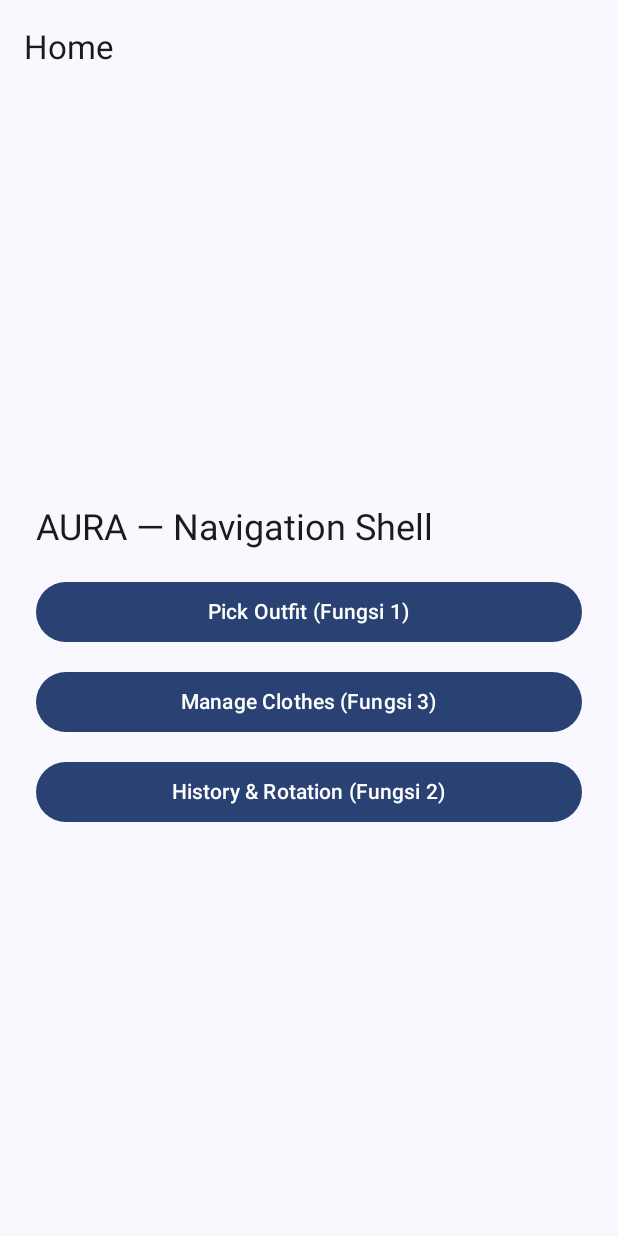
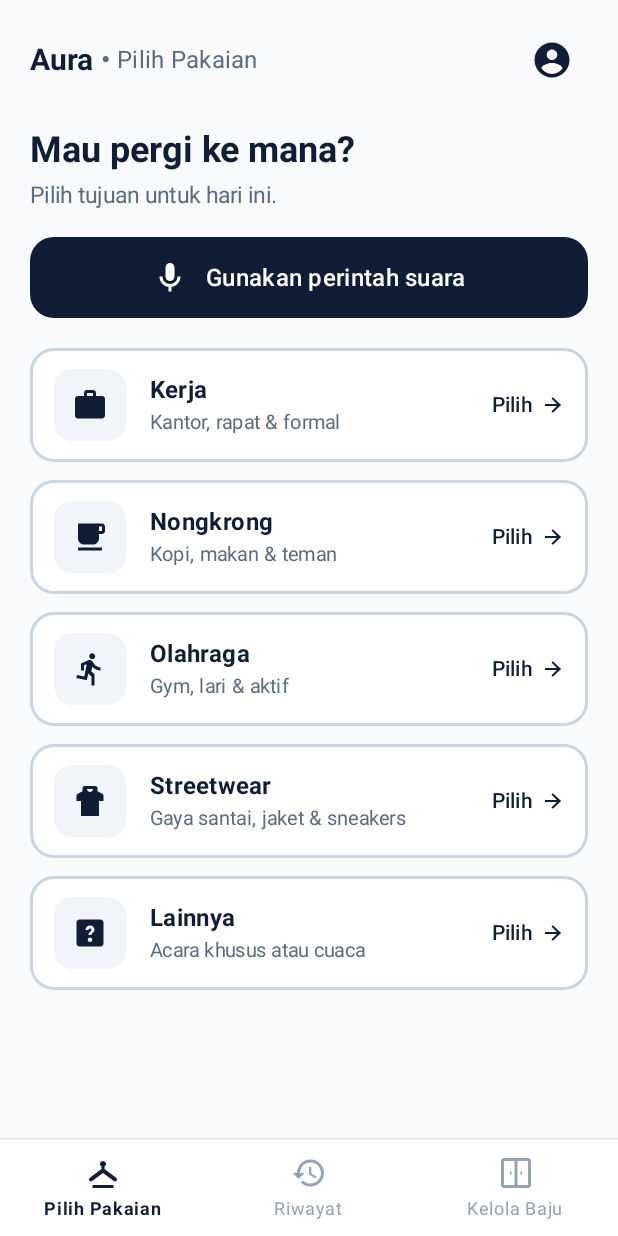
Before and after one commit to zuhdiarif/ProjectAkhirPapb, an Android app built with Jetpack Compose: the screen it shows after launch (MainActivity), after a tap on "Continue to Home (Dev Stub)", on a phone screen of 412 x 824 dp. Run offline under Robolectric (Android 15) with nearby library versions, the phone set to English and light mode, and no system bars.

Commit message:
feat(home): implement homepage layout

```diff
--- a/app/src/main/java/com/zuhdiarifazizi/projectakhirpapb/MainActivity.kt
+++ b/app/src/main/java/com/zuhdiarifazizi/projectakhirpapb/MainActivity.kt
@@ -4,16 +4,9 @@ import android.os.Bundle
 import androidx.activity.ComponentActivity
 import androidx.activity.compose.setContent
 import androidx.activity.enableEdgeToEdge
-import androidx.compose.foundation.layout.Arrangement
-import androidx.compose.foundation.layout.Column
-import androidx.compose.foundation.layout.Spacer
 import androidx.compose.foundation.layout.fillMaxSize
-import androidx.compose.foundation.layout.fillMaxWidth
-import androidx.compose.foundation.layout.height
 import androidx.compose.foundation.layout.padding
-import androidx.compose.material3.Button
 import androidx.compose.material3.ExperimentalMaterial3Api
-import androidx.compose.material3.MaterialTheme
 import androidx.compose.material3.Scaffold
 import androidx.compose.material3.Text
 import androidx.compose.material3.TextButton
@@ -25,16 +18,19 @@ import androidx.compose.runtime.mutableStateOf
 import androidx.compose.runtime.remember
 import androidx.compose.runtime.setValue
 import androidx.compose.ui.Modifier
-import androidx.compose.ui.unit.dp
 import androidx.lifecycle.viewmodel.compose.viewModel
 import com.zuhdiarifazizi.projectakhirpapb.data.classifier.DefaultClothingClassifier
+import com.zuhdiarifazizi.projectakhirpapb.data.repository.DefaultActivityCategoryRepository
 import com.zuhdiarifazizi.projectakhirpapb.data.repository.InMemoryAuthRepository
 import com.zuhdiarifazizi.projectakhirpapb.data.repository.InMemoryClothesRepository
 import com.zuhdiarifazizi.projectakhirpapb.data.repository.InMemoryOutfitRepository
 import com.zuhdiarifazizi.projectakhirpapb.ui.auth.AuthScreen
 import com.zuhdiarifazizi.projectakhirpapb.ui.auth.AuthViewModel
+import com.zuhdiarifazizi.projectakhirpapb.ui.components.AuraBottomNavigation
 import com.zuhdiarifazizi.projectakhirpapb.ui.history.HistoryScreen
 import com.zuhdiarifazizi.projectakhirpapb.ui.history.HistoryViewModel
+import com.zuhdiarifazizi.projectakhirpapb.ui.home.HomeScreen
+import com.zuhdiarifazizi.projectakhirpapb.ui.home.HomeViewModel
 import com.zuhdiarifazizi.projectakhirpapb.ui.manageclothes.ManageClothesScreen
 import com.zuhdiarifazizi.projectakhirpapb.ui.manageclothes.ManageClothesViewModel
 import com.zuhdiarifazizi.projectakhirpapb.ui.navigation.AuraDestination
@@ -62,6 +58,7 @@ fun AuraAppShell() {
     val clothesRepository = remember { InMemoryClothesRepository() }
     val outfitRepository = remember { InMemoryOutfitRepository() }
     val classifier = remember { DefaultClothingClassifier() }
+    val categoryRepository = remember { DefaultActivityCategoryRepository() }
 
     val authViewModel: AuthViewModel = viewModel { AuthViewModel(authRepository) }
     val manageViewModel: ManageClothesViewModel = viewModel {
@@ -74,25 +71,35 @@ fun AuraAppShell() {
         HistoryViewModel(clothesRepository, outfitRepository)
     }
     val voiceViewModel: VoiceViewModel = viewModel { VoiceViewModel() }
+    val homeViewModel: HomeViewModel = viewModel { HomeViewModel(categoryRepository) }
 
     val manageState by manageViewModel.uiState.collectAsState()
     val pickState by pickOutfitViewModel.uiState.collectAsState()
     val historyState by historyViewModel.uiState.collectAsState()
+    val homeState by homeViewModel.uiState.collectAsState()
 
     var currentDestination by remember { mutableStateOf(AuraDestination.AUTH) }
 
     Scaffold(
         modifier = Modifier.fillMaxSize(),
         topBar = {
-            if (currentDestination != AuraDestination.AUTH) {
+            if (currentDestination != AuraDestination.AUTH && currentDestination != AuraDestination.HOME) {
                 TopAppBar(
                     title = { Text(currentDestination.label) },
                     navigationIcon = {
-                        if (currentDestination != AuraDestination.HOME) {
-                            TextButton(onClick = { currentDestination = AuraDestination.HOME }) {
-                                Text("Back")
-                            }
+                        TextButton(onClick = { currentDestination = AuraDestination.HOME }) {
+                            Text("Back")
                         }
+                    }
+                )
+            }
+        },
+        bottomBar = {
+            if (currentDestination != AuraDestination.AUTH) {
+                AuraBottomNavigation(
+                    currentDestination = currentDestination,
+                    onNavigate = { destination ->
+                        currentDestination = destination
                     }
                 )
             }
@@ -104,8 +111,15 @@ fun AuraAppShell() {
                 onContinueDevStub = { currentDestination = AuraDestination.HOME },
                 modifier = screenModifier
             )
-            AuraDestination.HOME -> HomePlaceholderMenu(
-                onNavigate = { currentDestination = it },
+            AuraDestination.HOME -> HomeScreen(
+                uiState = homeState,
+                onCategoryClick = { category ->
+                    homeViewModel.selectCategory(category)
+                    currentDestination = AuraDestination.PICK_OUTFIT
+                },
+                onVoiceButtonClick = {
+                    homeViewModel.setVoiceListening(!homeState.isVoiceListening)
+                },
                 modifier = screenModifier
             )
             AuraDestination.MANAGE_CLOTHES -> ManageClothesScreen(
@@ -123,42 +137,3 @@ fun AuraAppShell() {
         }
     }
 }
-
-@Composable
-private fun HomePlaceholderMenu(
-    onNavigate: (AuraDestination) -> Unit,
-    modifier: Modifier = Modifier
-) {
-    Column(
-        modifier = modifier
-            .fillMaxSize()
-            .padding(24.dp),
-        verticalArrangement = Arrangement.Center
-    ) {
-        Text(
-            text = "AURA — Navigation Shell",
-            style = MaterialTheme.typography.headlineSmall
-        )
-        Spacer(modifier = Modifier.height(16.dp))
-        Button(
-            onClick = { onNavigate(AuraDestination.PICK_OUTFIT) },
-            modifier = Modifier.fillMaxWidth()
-        ) {
-            Text("Pick Outfit (Fungsi 1)")
-        }
-        Spacer(modifier = Modifier.height(12.dp))
-        Button(
-            onClick = { onNavigate(AuraDestination.MANAGE_CLOTHES) },
-            modifier = Modifier.fillMaxWidth()
-        ) {
-            Text("Manage Clothes (Fungsi 3)")
-        }
-        Spacer(modifier = Modifier.height(12.dp))
-        Button(
-            onClick = { onNavigate(AuraDestination.HISTORY) },
-            modifier = Modifier.fillMaxWidth()
-        ) {
-            Text("History & Rotation (Fungsi 2)")
-        }
-    }
-}
--- /dev/null
+++ b/app/src/main/java/com/zuhdiarifazizi/projectakhirpapb/ui/home/HomeScreen.kt
@@ -0,0 +1,82 @@
+package com.zuhdiarifazizi.projectakhirpapb.ui.home
+
+import androidx.compose.foundation.background
+import androidx.compose.foundation.layout.Arrangement
+import androidx.compose.foundation.layout.Column
+import androidx.compose.foundation.layout.Spacer
+import androidx.compose.foundation.layout.fillMaxSize
+import androidx.compose.foundation.layout.fillMaxWidth
+import androidx.compose.foundation.layout.height
+import androidx.compose.foundation.layout.padding
+import androidx.compose.foundation.rememberScrollState
+import androidx.compose.foundation.verticalScroll
+import androidx.compose.material3.Surface
+import androidx.compose.runtime.Composable
+import androidx.compose.ui.Modifier
+import androidx.compose.ui.semantics.semantics
+import androidx.compose.ui.unit.dp
+import com.zuhdiarifazizi.projectakhirpapb.domain.model.ActivityCategory
+import com.zuhdiarifazizi.projectakhirpapb.ui.home.components.ActivityCategoryCard
+import com.zuhdiarifazizi.projectakhirpapb.ui.home.components.HomeHeader
+import com.zuhdiarifazizi.projectakhirpapb.ui.home.components.HomeHeading
+import com.zuhdiarifazizi.projectakhirpapb.ui.home.components.VoiceActionButton
+import com.zuhdiarifazizi.projectakhirpapb.ui.theme.AuraBackground
+
+@Composable
+fun HomeScreen(
+    uiState: HomeUiState,
+    onCategoryClick: (ActivityCategory) -> Unit,
+    onVoiceButtonClick: () -> Unit,
+    onProfileClick: () -> Unit = {},
+    modifier: Modifier = Modifier
+) {
+    Surface(
+        color = AuraBackground,
+        modifier = modifier.fillMaxSize()
+    ) {
+        Column(
+            modifier = Modifier
+                .fillMaxSize()
+                .verticalScroll(rememberScrollState())
+                .padding(horizontal = 20.dp, vertical = 16.dp)
+        ) {
+            // Header
+            HomeHeader(
+                onProfileClick = onProfileClick
+            )
+
+            Spacer(modifier = Modifier.height(20.dp))
+
+            // Heading section
+            HomeHeading()
+
+            Spacer(modifier = Modifier.height(18.dp))
+
+            // Voice Interaction Button (Prominent, High Accessibility)
+            VoiceActionButton(
+                isListening = uiState.isVoiceListening,
+                onClick = onVoiceButtonClick,
+                modifier = Modifier.fillMaxWidth()
+            )
+
+            Spacer(modifier = Modifier.height(20.dp))
+
+            // 5 Category Cards
+            Column(
+                verticalArrangement = Arrangement.spacedBy(12.dp),
+                modifier = Modifier.fillMaxWidth()
+            ) {
+                uiState.categories.forEach { category ->
+                    val isSelected = uiState.selectedCategory?.id == category.id
+                    ActivityCategoryCard(
+                        category = category,
+                        isSelected = isSelected,
+                        onSelect = onCategoryClick
+                    )
+                }
+            }
+
+            Spacer(modifier = Modifier.height(24.dp))
+        }
+    }
+}
--- /dev/null
+++ b/app/src/main/java/com/zuhdiarifazizi/projectakhirpapb/ui/home/HomeUiState.kt
@@ -0,0 +1,10 @@
+package com.zuhdiarifazizi.projectakhirpapb.ui.home
+
+import com.zuhdiarifazizi.projectakhirpapb.domain.model.ActivityCategory
+
+data class HomeUiState(
+    val categories: List<ActivityCategory> = emptyList(),
+    val selectedCategory: ActivityCategory? = null,
+    val isVoiceListening: Boolean = false,
+    val feedbackMessage: String? = null
+)
--- /dev/null
+++ b/app/src/main/java/com/zuhdiarifazizi/projectakhirpapb/ui/home/HomeViewModel.kt
@@ -0,0 +1,47 @@
+package com.zuhdiarifazizi.projectakhirpapb.ui.home
+
+import androidx.lifecycle.ViewModel
+import com.zuhdiarifazizi.projectakhirpapb.domain.model.ActivityCategory
+import com.zuhdiarifazizi.projectakhirpapb.domain.model.Occasion
+import com.zuhdiarifazizi.projectakhirpapb.domain.repository.ActivityCategoryRepository
+import kotlinx.coroutines.flow.MutableStateFlow
+import kotlinx.coroutines.flow.StateFlow
+import kotlinx.coroutines.flow.asStateFlow
+import kotlinx.coroutines.flow.update
+
+class HomeViewModel(
+    private val activityCategoryRepository: ActivityCategoryRepository
+) : ViewModel() {
+
+    private val _uiState = MutableStateFlow(HomeUiState())
+    val uiState: StateFlow<HomeUiState> = _uiState.asStateFlow()
+
+    init {
+        loadCategories()
+    }
+
+    private fun loadCategories() {
+        val list = activityCategoryRepository.getCategories()
+        _uiState.update { it.copy(categories = list) }
+    }
+
+    fun selectCategory(category: ActivityCategory) {
+        _uiState.update { it.copy(selectedCategory = category) }
+    }
+
+    fun selectCategoryByOccasion(occasion: Occasion): ActivityCategory? {
+        val category = activityCategoryRepository.getCategoryByOccasion(occasion)
+        if (category != null) {
+            _uiState.update { it.copy(selectedCategory = category) }
+        }
+        return category
+    }
+
+    fun setVoiceListening(isListening: Boolean) {
+        _uiState.update { it.copy(isVoiceListening = isListening) }
+    }
+
+    fun setFeedbackMessage(message: String?) {
+        _uiState.update { it.copy(feedbackMessage = message) }
+    }
+}
--- /dev/null
+++ b/app/src/main/java/com/zuhdiarifazizi/projectakhirpapb/ui/home/components/HomeHeader.kt
@@ -0,0 +1,85 @@
+package com.zuhdiarifazizi.projectakhirpapb.ui.home.components
+
+import androidx.compose.foundation.layout.Arrangement
+import androidx.compose.foundation.layout.Row
+import androidx.compose.foundation.layout.fillMaxWidth
+import androidx.compose.foundation.layout.size
+import androidx.compose.material3.Icon
+import androidx.compose.material3.IconButton
+import androidx.compose.material3.MaterialTheme
+import androidx.compose.material3.Text
+import androidx.compose.runtime.Composable
+import androidx.compose.ui.Alignment
+import androidx.compose.ui.Modifier
+import androidx.compose.ui.res.painterResource
+import androidx.compose.ui.semantics.Role
+import androidx.compose.ui.semantics.contentDescription
+import androidx.compose.ui.semantics.heading
+import androidx.compose.ui.semantics.role
+import androidx.compose.ui.semantics.semantics
+import androidx.compose.ui.text.font.FontWeight
+import androidx.compose.ui.unit.dp
+import androidx.compose.ui.unit.sp
+import com.zuhdiarifazizi.projectakhirpapb.R
+import com.zuhdiarifazizi.projectakhirpapb.ui.theme.AuraNavy
+import com.zuhdiarifazizi.projectakhirpapb.ui.theme.AuraTextSecondary
+
+@Composable
+fun HomeHeader(
+    onProfileClick: () -> Unit = {},
+    modifier: Modifier = Modifier
+) {
+    Row(
+        modifier = modifier
+            .fillMaxWidth(),
+        horizontalArrangement = Arrangement.SpaceBetween,
+        verticalAlignment = Alignment.CenterVertically
+    ) {
+        Row(
+            verticalAlignment = Alignment.CenterVertically,
+            modifier = Modifier.semantics { heading() }
+        ) {
+            Text(
+                text = "Aura",
+                style = MaterialTheme.typography.titleLarge.copy(
+                    fontWeight = FontWeight.Bold,
+                    color = AuraNavy,
+                    fontSize = 20.sp
+                )
+            )
+            Text(
+                text = " • ",
+                style = MaterialTheme.typography.titleLarge.copy(
+                    fontWeight = FontWeight.Medium,
+                    color = AuraTextSecondary,
+                    fontSize = 18.sp
+                )
+            )
+            Text(
+                text = "Pilih Pakaian",
+                style = MaterialTheme.typography.titleMedium.copy(
+                    fontWeight = FontWeight.Normal,
+                    color = AuraTextSecondary,
+                    fontSize = 16.sp
+                )
+            )
+        }
+
+        IconButton(
+            onClick = onProfileClick,
+            modifier = Modifier
+                .size(48.dp)
+                .semantics {
+                    contentDescription = "Profil pengguna. Tombol. Ketuk dua kali untuk membuka profil."
+                    role = Role.Button
+                }
+        ) {
+            Icon(
+                painter = painterResource(id = R.drawable.ic_profile),
+                contentDescription = null, // provided via semantics
+                tint = AuraNavy,
+                modifier = Modifier.size(28.dp)
+            )
+        }
+    }
+}
--- /dev/null
+++ b/app/src/main/java/com/zuhdiarifazizi/projectakhirpapb/ui/home/components/HomeHeading.kt
@@ -0,0 +1,49 @@
+package com.zuhdiarifazizi.projectakhirpapb.ui.home.components
+
+import androidx.compose.foundation.layout.Column
+import androidx.compose.foundation.layout.Spacer
+import androidx.compose.foundation.layout.fillMaxWidth
+import androidx.compose.foundation.layout.height
+import androidx.compose.material3.MaterialTheme
+import androidx.compose.material3.Text
+import androidx.compose.runtime.Composable
+import androidx.compose.ui.Modifier
+import androidx.compose.ui.semantics.heading
+import androidx.compose.ui.semantics.semantics
+import androidx.compose.ui.text.font.FontWeight
+import androidx.compose.ui.unit.dp
+import androidx.compose.ui.unit.sp
+import com.zuhdiarifazizi.projectakhirpapb.ui.theme.AuraNavy
+import com.zuhdiarifazizi.projectakhirpapb.ui.theme.AuraTextSecondary
+
+@Composable
+fun HomeHeading(
+    title: String = "Mau pergi ke mana?",
+    subtitle: String = "Pilih tujuan untuk hari ini.",
+    modifier: Modifier = Modifier
+) {
+    Column(
+        modifier = modifier
+            .fillMaxWidth()
+            .semantics(mergeDescendants = true) {
+                heading()
+            }
+    ) {
+        Text(
+            text = title,
+            style = MaterialTheme.typography.headlineSmall.copy(
+                fontWeight = FontWeight.Bold,
+                color = AuraNavy,
+                fontSize = 24.sp
+            )
+        )
+        Spacer(modifier = Modifier.height(4.dp))
+        Text(
+            text = subtitle,
+            style = MaterialTheme.typography.bodyMedium.copy(
+                color = AuraTextSecondary,
+                fontSize = 15.sp
+            )
+        )
+    }
+}
```
Also changed, not shown: 1 other file.
